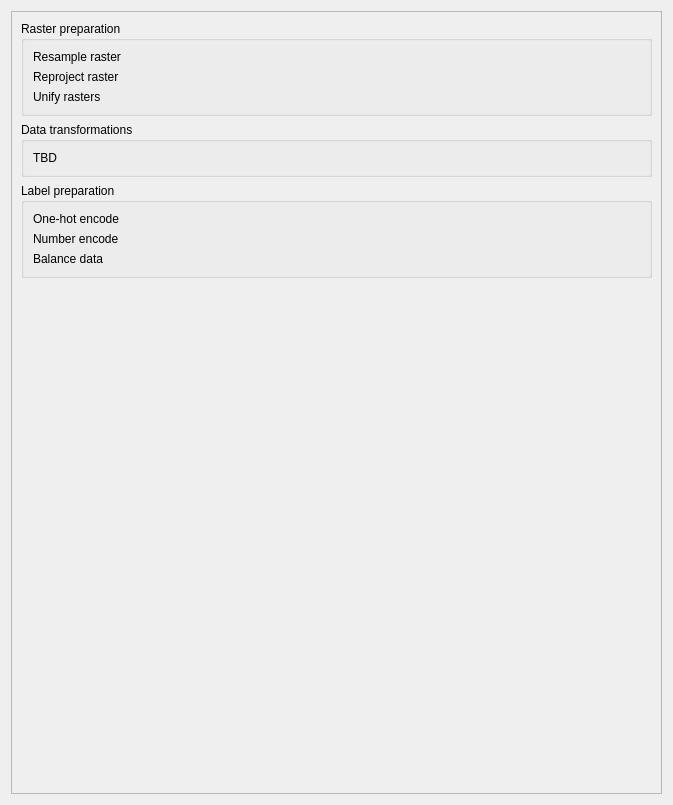
The window that eis_qgis_plugin/resources/ui/modeling/data_preparation.ui (GispoCoding/eis_qgis_plugin) describes before a commit, drawn with Qt 5.
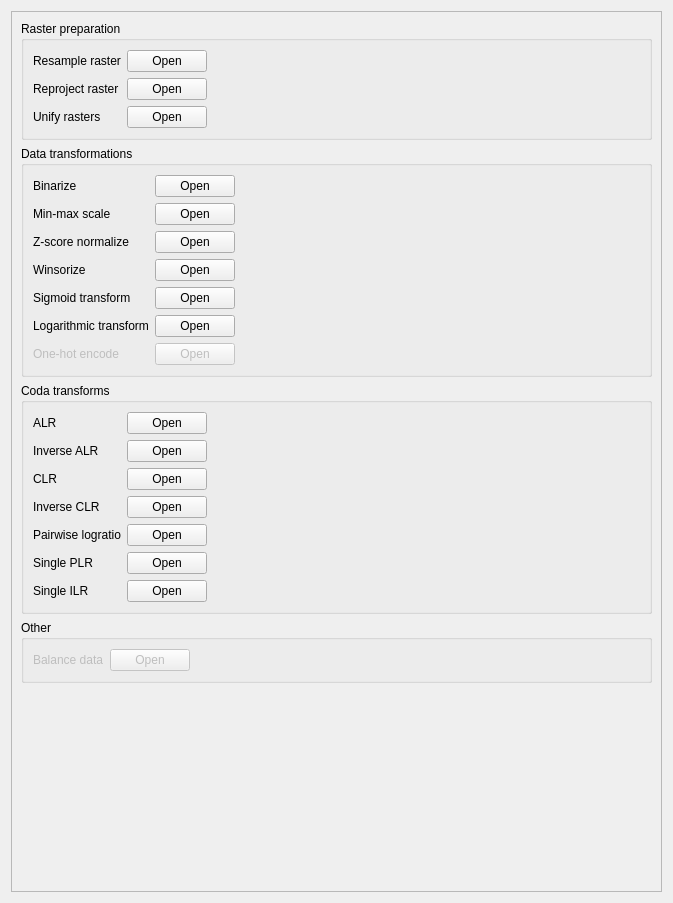
The same window after the commit.

Commit message: Added functionality to model data preparation tab. Very initial implementation, only button links to processing algs

Diff of the .ui file:
```diff
--- a/eis_qgis_plugin/resources/ui/modeling/data_preparation.ui
+++ b/eis_qgis_plugin/resources/ui/modeling/data_preparation.ui
@@ -7,13 +7,13 @@
     <x>0</x>
     <y>0</y>
     <width>673</width>
-    <height>805</height>
+    <height>903</height>
    </rect>
   </property>
   <property name="windowTitle">
    <string>Form</string>
   </property>
-  <layout class="QVBoxLayout" name="verticalLayout">
+  <layout class="QVBoxLayout" name="verticalLayout_2">
    <item>
     <widget class="QScrollArea" name="scrollArea_3">
      <property name="widgetResizable">
@@ -25,36 +25,74 @@
         <x>0</x>
         <y>0</y>
         <width>653</width>
-        <height>785</height>
+        <height>883</height>
        </rect>
       </property>
-      <layout class="QVBoxLayout" name="verticalLayout_4">
+      <layout class="QVBoxLayout" name="verticalLayout">
        <item>
         <widget class="QGroupBox" name="groupBox">
          <property name="title">
           <string>Raster preparation</string>
          </property>
-         <layout class="QVBoxLayout" name="verticalLayout_9">
+         <layout class="QHBoxLayout" name="horizontalLayout">
           <item>
-           <widget class="QLabel" name="label_7">
-            <property name="text">
-             <string>Resample raster</string>
-            </property>
-           </widget>
+           <layout class="QFormLayout" name="formLayout">
+            <item row="0" column="0">
+             <widget class="QLabel" name="label_7">
+              <property name="text">
+               <string>Resample raster</string>
+              </property>
+             </widget>
+            </item>
+            <item row="0" column="1">
+             <widget class="QPushButton" name="open_resample_btn">
+              <property name="text">
+               <string>Open</string>
+              </property>
+             </widget>
+            </item>
+            <item row="1" column="0">
+             <widget class="QLabel" name="label_8">
+              <property name="text">
+               <string>Reproject raster</string>
+              </property>
+             </widget>
+            </item>
+            <item row="1" column="1">
+             <widget class="QPushButton" name="open_reproject_btn">
+              <property name="text">
+               <string>Open</string>
+              </property>
+             </widget>
+            </item>
+            <item row="2" column="0">
+             <widget class="QLabel" name="label_6">
+              <property name="text">
+               <string>Unify rasters</string>
+              </property>
+             </widget>
+            </item>
+            <item row="2" column="1">
+             <widget class="QPushButton" name="open_unify_btn">
+              <property name="text">
+               <string>Open</string>
+              </property>
+             </widget>
+            </item>
+           </layout>
           </item>
           <item>
-           <widget class="QLabel" name="label_8">
-            <property name="text">
-             <string>Reproject raster</string>
+           <spacer name="horizontalSpacer">
+            <property name="orientation">
+             <enum>Qt::Horizontal</enum>
             </property>
-           </widget>
-          </item>
-          <item>
-           <widget class="QLabel" name="label_6">
-            <property name="text">
-             <string>Unify rasters</string>
+            <property name="sizeHint" stdset="0">
+             <size>
+              <width>403</width>
+              <height>20</height>
+             </size>
             </property>
-           </widget>
+           </spacer>
           </item>
          </layout>
         </widget>
@@ -64,13 +102,251 @@
          <property name="title">
           <string>Data transformations</string>
          </property>
-         <layout class="QVBoxLayout" name="verticalLayout_20">
+         <layout class="QHBoxLayout" name="horizontalLayout_2">
           <item>
-           <widget class="QLabel" name="label_9">
-            <property name="text">
-             <string>TBD</string>
+           <layout class="QFormLayout" name="formLayout_2">
+            <item row="0" column="0">
+             <widget class="QLabel" name="label_9">
+              <property name="text">
+               <string>Binarize</string>
+              </property>
+             </widget>
+            </item>
+            <item row="0" column="1">
+             <widget class="QPushButton" name="open_binarize_btn">
+              <property name="text">
+               <string>Open</string>
+              </property>
+             </widget>
+            </item>
+            <item row="1" column="0">
+             <widget class="QLabel" name="label_10">
+              <property name="text">
+               <string>Min-max scale</string>
+              </property>
+             </widget>
+            </item>
+            <item row="1" column="1">
+             <widget class="QPushButton" name="open_min_max_scale_btn">
+              <property name="text">
+               <string>Open</string>
+              </property>
+             </widget>
+            </item>
+            <item row="2" column="0">
+             <widget class="QLabel" name="label_11">
+              <property name="text">
+               <string>Z-score normalize</string>
+              </property>
+             </widget>
+            </item>
+            <item row="2" column="1">
+             <widget class="QPushButton" name="open_z_score_normalize_btn">
+              <property name="text">
+               <string>Open</string>
+              </property>
+             </widget>
+            </item>
+            <item row="3" column="0">
+             <widget class="QLabel" name="label_12">
+              <property name="text">
+               <string>Winsorize</string>
+              </property>
+             </widget>
+            </item>
+            <item row="3" column="1">
+             <widget class="QPushButton" name="open_winsorize_btn">
+              <property name="text">
+               <string>Open</string>
+              </property>
+             </widget>
+            </item>
+            <item row="4" column="0">
+             <widget class="QLabel" name="label_13">
+              <property name="text">
+               <string>Sigmoid transform</string>
+              </property>
+             </widget>
+            </item>
+            <item row="4" column="1">
+             <widget class="QPushButton" name="open_sigmoid_btn">
+              <property name="text">
+               <string>Open</string>
+              </property>
+             </widget>
+            </item>
+            <item row="5" column="0">
+             <widget class="QLabel" name="label_4">
+              <property name="text">
+               <string>Logarithmic transform</string>
+              </property>
+             </widget>
+            </item>
+            <item row="5" column="1">
+             <widget class="QPushButton" name="open_logarithmic_btn">
+              <property name="text">
+               <string>Open</string>
+              </property>
+             </widget>
+            </item>
+            <item row="6" column="0">
+             <widget class="QLabel" name="label_19">
+              <property name="enabled">
+               <bool>false</bool>
+              </property>
+              <property name="text">
+               <string>One-hot encode</string>
+              </property>
+             </widget>
+            </item>
+            <item row="6" column="1">
+             <widget class="QPushButton" name="open_one_hot_encode_btn">
+              <property name="enabled">
+               <bool>false</bool>
+              </property>
+              <property name="text">
+               <string>Open</string>
+              </property>
+             </widget>
+            </item>
+           </layout>
+          </item>
+          <item>
+           <spacer name="horizontalSpacer_2">
+            <property name="orientation">
+             <enum>Qt::Horizontal</enum>
             </property>
-           </widget>
+            <property name="sizeHint" stdset="0">
+             <size>
+              <width>361</width>
+              <height>20</height>
+             </size>
+            </property>
+           </spacer>
+          </item>
+         </layout>
+        </widget>
+       </item>
+       <item>
+        <widget class="QGroupBox" name="groupBox_4">
+         <property name="title">
+          <string>Coda transforms</string>
+         </property>
+         <layout class="QHBoxLayout" name="horizontalLayout_4">
+          <item>
+           <layout class="QFormLayout" name="formLayout_3">
+            <item row="0" column="0">
+             <widget class="QLabel" name="label_14">
+              <property name="text">
+               <string>ALR</string>
+              </property>
+             </widget>
+            </item>
+            <item row="0" column="1">
+             <widget class="QPushButton" name="open_alr_btn">
+              <property name="text">
+               <string>Open</string>
+              </property>
+             </widget>
+            </item>
+            <item row="1" column="0">
+             <widget class="QLabel" name="label">
+              <property name="text">
+               <string>Inverse ALR</string>
+              </property>
+             </widget>
+            </item>
+            <item row="1" column="1">
+             <widget class="QPushButton" name="open_inverse_alr_btn">
+              <property name="text">
+               <string>Open</string>
+              </property>
+             </widget>
+            </item>
+            <item row="2" column="0">
+             <widget class="QLabel" name="label_15">
+              <property name="text">
+               <string>CLR</string>
+              </property>
+             </widget>
+            </item>
+            <item row="2" column="1">
+             <widget class="QPushButton" name="open_clr_btn">
+              <property name="text">
+               <string>Open</string>
+              </property>
+             </widget>
+            </item>
+            <item row="3" column="0">
+             <widget class="QLabel" name="label_16">
+              <property name="text">
+               <string>Inverse CLR</string>
+              </property>
+             </widget>
+            </item>
+            <item row="3" column="1">
+             <widget class="QPushButton" name="open_inverse_clr_btn">
+              <property name="text">
+               <string>Open</string>
+              </property>
+             </widget>
+            </item>
+            <item row="4" column="0">
+             <widget class="QLabel" name="label_17">
+              <property name="text">
+               <string>Pairwise logratio</string>
+              </property>
+             </widget>
+            </item>
+            <item row="4" column="1">
+             <widget class="QPushButton" name="open_pairwise_logratio_btn">
+              <property name="text">
+               <string>Open</string>
+              </property>
+             </widget>
+            </item>
+            <item row="5" column="0">
+             <widget class="QLabel" name="label_5">
+              <property name="text">
+               <string>Single PLR</string>
+              </property>
+             </widget>
+            </item>
+            <item row="5" column="1">
+             <widget class="QPushButton" name="open_single_plr_btn">
+              <property name="text">
+               <string>Open</string>
+              </property>
+             </widget>
+            </item>
+            <item row="6" column="0">
+             <widget class="QLabel" name="label_3">
+              <property name="text">
+               <string>Single ILR</string>
+              </property>
+             </widget>
+            </item>
+            <item row="6" column="1">
+             <widget class="QPushButton" name="open_single_ilr_btn">
+              <property name="text">
+               <string>Open</string>
+              </property>
+             </widget>
+            </item>
+           </layout>
+          </item>
+          <item>
+           <spacer name="horizontalSpacer_4">
+            <property name="orientation">
+             <enum>Qt::Horizontal</enum>
+            </property>
+            <property name="sizeHint" stdset="0">
+             <size>
+              <width>399</width>
+              <height>20</height>
+             </size>
+            </property>
+           </spacer>
           </item>
          </layout>
         </widget>
@@ -78,29 +354,45 @@
        <item>
         <widget class="QGroupBox" name="groupBox_2">
          <property name="title">
-          <string>Label preparation</string>
+          <string>Other</string>
          </property>
-         <layout class="QVBoxLayout" name="verticalLayout_16">
+         <layout class="QHBoxLayout" name="horizontalLayout_3">
           <item>
-           <widget class="QLabel" name="label_4">
-            <property name="text">
-             <string>One-hot encode</string>
-            </property>
-           </widget>
+           <layout class="QFormLayout" name="formLayout_4">
+            <item row="0" column="0">
+             <widget class="QLabel" name="label_2">
+              <property name="enabled">
+               <bool>false</bool>
+              </property>
+              <property name="text">
+               <string>Balance data</string>
+              </property>
+             </widget>
+            </item>
+            <item row="0" column="1">
+             <widget class="QPushButton" name="open_balance_data_btn">
+              <property name="enabled">
+               <bool>false</bool>
+              </property>
+              <property name="text">
+               <string>Open</string>
+              </property>
+             </widget>
+            </item>
+           </layout>
           </item>
           <item>
-           <widget class="QLabel" name="label_5">
-            <property name="text">
-             <string>Number encode</string>
+           <spacer name="horizontalSpacer_3">
+            <property name="orientation">
+             <enum>Qt::Horizontal</enum>
             </property>
-           </widget>
-          </item>
-          <item>
-           <widget class="QLabel" name="label_2">
-            <property name="text">
-             <string>Balance data</string>
+            <property name="sizeHint" stdset="0">
+             <size>
+              <width>426</width>
+              <height>20</height>
+             </size>
             </property>
-           </widget>
+           </spacer>
           </item>
          </layout>
         </widget>
```
The commit also changes 1 other file.
